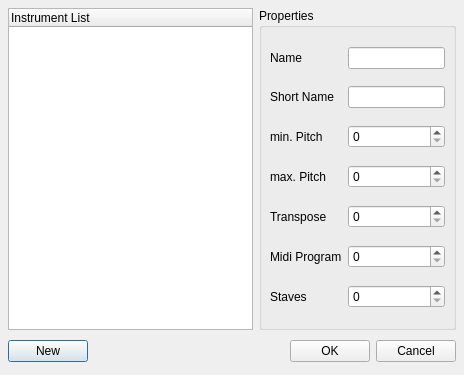
Old version of the form mscore/mscore/editinstrument.ui in the repository musescore/musescore-old.
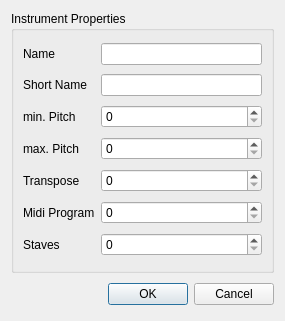
New version of the form.

Patch:
```diff
--- a/mscore/mscore/editinstrument.ui
+++ b/mscore/mscore/editinstrument.ui
@@ -5,33 +5,131 @@
    <rect>
     <x>0</x>
     <y>0</y>
-    <width>464</width>
-    <height>375</height>
+    <width>285</width>
+    <height>321</height>
    </rect>
   </property>
   <property name="windowTitle" >
    <string>MuseScore: Edit Instrument Properties</string>
   </property>
-  <layout class="QGridLayout" >
-   <property name="leftMargin" >
-    <number>8</number>
-   </property>
-   <property name="topMargin" >
-    <number>8</number>
-   </property>
-   <property name="rightMargin" >
-    <number>8</number>
-   </property>
-   <property name="bottomMargin" >
-    <number>8</number>
-   </property>
-   <property name="horizontalSpacing" >
-    <number>6</number>
-   </property>
-   <property name="verticalSpacing" >
-    <number>6</number>
-   </property>
-   <item row="1" column="0" colspan="2" >
+  <layout class="QVBoxLayout" >
+   <item>
+    <widget class="QGroupBox" name="groupBox" >
+     <property name="title" >
+      <string>Instrument Properties</string>
+     </property>
+     <layout class="QGridLayout" >
+      <item row="0" column="0" >
+       <widget class="QLabel" name="label" >
+        <property name="text" >
+         <string>Name</string>
+        </property>
+        <property name="textFormat" >
+         <enum>Qt::PlainText</enum>
+        </property>
+       </widget>
+      </item>
+      <item row="0" column="1" >
+       <widget class="QLineEdit" name="nameEdit" />
+      </item>
+      <item row="1" column="0" >
+       <widget class="QLabel" name="label_2" >
+        <property name="text" >
+         <string>Short Name</string>
+        </property>
+        <property name="textFormat" >
+         <enum>Qt::PlainText</enum>
+        </property>
+       </widget>
+      </item>
+      <item row="1" column="1" >
+       <widget class="QLineEdit" name="shortNameEdit" />
+      </item>
+      <item row="2" column="0" >
+       <widget class="QLabel" name="label_3" >
+        <property name="text" >
+         <string>min. Pitch</string>
+        </property>
+        <property name="textFormat" >
+         <enum>Qt::PlainText</enum>
+        </property>
+       </widget>
+      </item>
+      <item row="2" column="1" >
+       <widget class="QSpinBox" name="minPitch" >
+        <property name="maximum" >
+         <number>127</number>
+        </property>
+       </widget>
+      </item>
+      <item row="3" column="0" >
+       <widget class="QLabel" name="label_4" >
+        <property name="text" >
+         <string>max. Pitch</string>
+        </property>
+        <property name="textFormat" >
+         <enum>Qt::PlainText</enum>
+        </property>
+       </widget>
+      </item>
+      <item row="3" column="1" >
+       <widget class="QSpinBox" name="maxPitch" >
+        <property name="maximum" >
+         <number>127</number>
+        </property>
+       </widget>
+      </item>
+      <item row="4" column="0" >
+       <widget class="QLabel" name="label_5" >
+        <property name="text" >
+         <string>Transpose</string>
+        </property>
+        <property name="textFormat" >
+         <enum>Qt::PlainText</enum>
+        </property>
+       </widget>
+      </item>
+      <item row="4" column="1" >
+       <widget class="QSpinBox" name="transpose" >
+        <property name="maximum" >
+         <number>127</number>
+        </property>
+       </widget>
+      </item>
+      <item row="5" column="0" >
+       <widget class="QLabel" name="label_6" >
+        <property name="text" >
+         <string>Midi Program</string>
+        </property>
+        <property name="textFormat" >
+         <enum>Qt::PlainText</enum>
+        </property>
+       </widget>
+      </item>
+      <item row="5" column="1" >
+       <widget class="QSpinBox" name="midiProgram" >
+        <property name="maximum" >
+         <number>127</number>
+        </property>
+       </widget>
+      </item>
+      <item row="6" column="0" >
+       <widget class="QLabel" name="label_7" >
+        <property name="text" >
+         <string>Staves</string>
+        </property>
+        <property name="textFormat" >
+         <enum>Qt::PlainText</enum>
+        </property>
+       </widget>
+      </item>
+      <item row="6" column="1" >
+       <widget class="QSpinBox" name="staves" />
+      </item>
+     </layout>
+    </widget>
+   </item>
+   <item>
     <layout class="QHBoxLayout" >
      <property name="spacing" >
       <number>6</number>
@@ -48,13 +146,6 @@
      <property name="bottomMargin" >
       <number>0</number>
      </property>
-     <item>
-      <widget class="QPushButton" name="buttonNew" >
-       <property name="text" >
-        <string>New</string>
-       </property>
-      </widget>
-     </item>
      <item>
       <spacer>
        <property name="orientation" >
@@ -84,163 +175,7 @@
      </item>
     </layout>
    </item>
-   <item row="0" column="0" >
-    <widget class="QTreeWidget" name="instrumentList" >
-     <property name="alternatingRowColors" >
-      <bool>true</bool>
-     </property>
-     <column>
-      <property name="text" >
-       <string>Instrument List</string>
-      </property>
-     </column>
-    </widget>
-   </item>
-   <item row="0" column="1" >
-    <widget class="QGroupBox" name="groupBox" >
-     <property name="title" >
-      <string>Properties</string>
-     </property>
-     <layout class="QGridLayout" >
-      <property name="leftMargin" >
-       <number>8</number>
-      </property>
-      <property name="topMargin" >
-       <number>8</number>
-      </property>
-      <property name="rightMargin" >
-       <number>8</number>
-      </property>
-      <property name="bottomMargin" >
-       <number>8</number>
-      </property>
-      <property name="horizontalSpacing" >
-       <number>6</number>
-      </property>
-      <property name="verticalSpacing" >
-       <number>6</number>
-      </property>
-      <item row="0" column="1" >
-       <widget class="QLineEdit" name="nameEdit" />
-      </item>
-      <item row="1" column="1" >
-       <widget class="QLineEdit" name="shortNameEdit" />
-      </item>
-      <item row="2" column="1" >
-       <widget class="QSpinBox" name="minPitch" >
-        <property name="maximum" >
-         <number>127</number>
-        </property>
-       </widget>
-      </item>
-      <item row="3" column="1" >
-       <widget class="QSpinBox" name="maxPitch" >
-        <property name="maximum" >
-         <number>127</number>
-        </property>
-       </widget>
-      </item>
-      <item row="4" column="1" >
-       <widget class="QSpinBox" name="transpose" >
-        <property name="maximum" >
-         <number>127</number>
-        </property>
-       </widget>
-      </item>
-      <item row="7" column="1" >
-       <widget class="QSpinBox" name="staves" />
-      </item>
-      <item row="6" column="1" >
-       <widget class="QSpinBox" name="midiProgram" >
-        <property name="maximum" >
-         <number>127</number>
-        </property>
-       </widget>
-      </item>
-      <item row="7" column="0" >
-       <widget class="QLabel" name="label_7" >
-        <property name="text" >
-         <string>Staves</string>
-        </property>
-        <property name="textFormat" >
-         <enum>Qt::PlainText</enum>
-        </property>
-       </widget>
-      </item>
-      <item row="4" column="0" >
-       <widget class="QLabel" name="label_5" >
-        <property name="text" >
-         <string>Transpose</string>
-        </property>
-        <property name="textFormat" >
-         <enum>Qt::PlainText</enum>
-        </property>
-       </widget>
-      </item>
-      <item row="3" column="0" >
-       <widget class="QLabel" name="label_4" >
-        <property name="text" >
-         <string>max. Pitch</string>
-        </property>
-        <property name="textFormat" >
-         <enum>Qt::PlainText</enum>
-        </property>
-       </widget>
-      </item>
-      <item row="2" column="0" >
-       <widget class="QLabel" name="label_3" >
-        <property name="text" >
-         <string>min. Pitch</string>
-        </property>
-        <property name="textFormat" >
-         <enum>Qt::PlainText</enum>
-        </property>
-       </widget>
-      </item>
-      <item row="1" column="0" >
-       <widget class="QLabel" name="label_2" >
-        <property name="text" >
-         <string>Short Name</string>
-        </property>
-        <property name="textFormat" >
-         <enum>Qt::PlainText</enum>
-        </property>
-       </widget>
-      </item>
-      <item row="0" column="0" >
-       <widget class="QLabel" name="label" >
-        <property name="text" >
-         <string>Name</string>
-        </property>
-        <property name="textFormat" >
-         <enum>Qt::PlainText</enum>
-        </property>
-       </widget>
-      </item>
-      <item row="6" column="0" >
-       <widget class="QLabel" name="label_6" >
-        <property name="text" >
-         <string>Midi Program</string>
-        </property>
-        <property name="textFormat" >
-         <enum>Qt::PlainText</enum>
-        </property>
-       </widget>
-      </item>
-     </layout>
-    </widget>
-   </item>
   </layout>
-  <widget class="QWidget" native="1" name="layoutWidget" >
-   <property name="geometry" >
-    <rect>
-     <x>9</x>
-     <y>333</y>
-     <width>446</width>
-     <height>33</height>
-    </rect>
-   </property>
-  </widget>
  </widget>
  <resources/>
  <connections>
```
